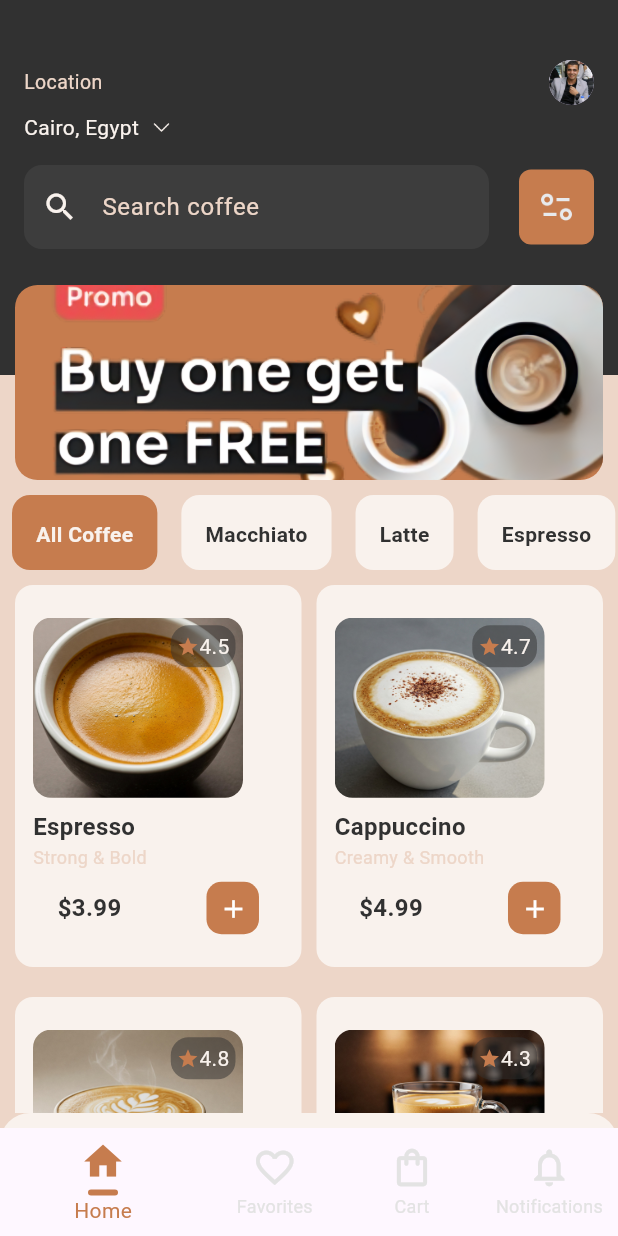
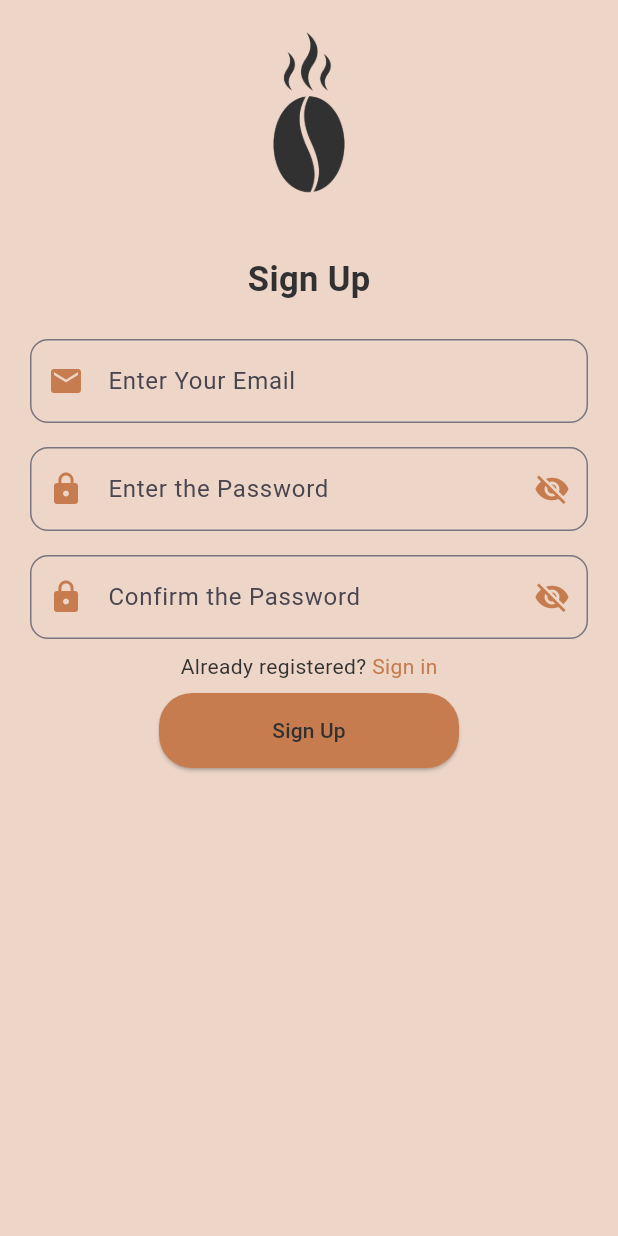
Before and after one commit to ab803/CoffeeApp, a Flutter app: the screen it shows after launch, on a phone screen of 412 x 824 dp. Run offline on Flutter 3.47's test engine with Material 3 defaults, Android fonts, the phone set to English and light mode, and no system bars; our stand-ins replace firebase_auth, firebase_core; accounts and stored records are empty.

Commit message:
Finsh app and add Signup and signin

```diff
--- /dev/null
+++ b/lib/Screens/SignUp.dart
@@ -0,0 +1,218 @@
+import 'package:firebase_auth/firebase_auth.dart';
+import 'package:flutter/material.dart';
+import 'package:task2/Screens/SignIn.dart';
+
+class SignUp extends StatefulWidget {
+  @override
+  State<SignUp> createState() => _SignUpState();
+}
+
+class _SignUpState extends State<SignUp> {
+  final formKey = GlobalKey<FormState>();
+  final TextEditingController emailController = TextEditingController();
+  final TextEditingController passwordController = TextEditingController();
+  final TextEditingController passwordConfirmController = TextEditingController();
+
+  bool isLoading = false;
+  bool isObscuredPassword = true;
+  bool isObscuredConfirm = true;
+
+  Future<void> signUpFirebase() async {
+    if (!formKey.currentState!.validate()) return;
+
+    setState(() => isLoading = true);
+
+    try {
+      await FirebaseAuth.instance.createUserWithEmailAndPassword(
+        email: emailController.text.trim(),
+        password: passwordController.text.trim(),
+      );
+
+      ScaffoldMessenger.of(context).showSnackBar(
+        SnackBar(
+          content: Text("Signup Successful!"),
+          backgroundColor: Color(0xFFC67C4E),
+        ),
+      );
+
+      Navigator.push(
+        context,
+        MaterialPageRoute(builder: (context) => Signin()),
+      );
+
+    } on FirebaseAuthException catch (e) {
+      String message = "An error occurred, please try again";
+      if (e.code == "email-already-in-use") {
+        message = "This email is already registered";
+      } else if (e.code == 'weak-password') {
+        message = "Password must be at least 6 characters";
+      } else if (e.code == 'invalid-email') {
+        message = "Enter a valid email address";
+      } else if (e.code == 'network-request-failed') {
+        message = "Check your internet connection and try again";
+      }
+
+      ScaffoldMessenger.of(context).showSnackBar(SnackBar(content: Text(message)));
+    } finally {
+      setState(() => isLoading = false);
+    }
+  }
+
+  @override
+  Widget build(BuildContext context) {
+    return Scaffold(
+      backgroundColor: Color(0xffEDD6C8),
+      body: SingleChildScrollView(
+        child: Center(
+          child: Column(
+            crossAxisAlignment: CrossAxisAlignment.center,
+            children: [
+              Image.asset(
+                "assets/images/Coffee Icon.png",
+                width: 200,
+                height: 150,
+                color: Color(0xff313131),
+              ),
+              SizedBox(height: 20),
+              Text(
+                "Sign Up",
+                style: TextStyle(color: Color(0xff313131), fontSize: 23, fontWeight: FontWeight.bold),
+              ),
+              SizedBox(height: 15),
+
+              Form(
+                key: formKey,
+                child: Column(
+                  children: [
+                    // Email Field
+                    Padding(
+                      padding: const EdgeInsets.symmetric(horizontal: 20, vertical: 8),
+                      child: TextFormField(
+                        controller: emailController,
+                        keyboardType: TextInputType.emailAddress,
+                        decoration: InputDecoration(
+                          prefixIcon: Icon(Icons.email, color: Color(0xFFC67C4E)),
+                          labelText: "Enter Your Email",
+                          border: OutlineInputBorder(borderRadius: BorderRadius.circular(12)),
+                          focusedBorder: OutlineInputBorder(
+                            borderRadius: BorderRadius.circular(12),
+                            borderSide: BorderSide(color: Color(0xFFC67C4E), width: 2.5),
+                          ),
+                        ),
+                        validator: (value) {
+                          if (value == null || value.isEmpty) return "Enter an email";
+                          if (!RegExp(r'^[^@]+@[^@]+\.[^@]+').hasMatch(value)) return "Enter a valid email";
+                          return null;
+                        },
+                      ),
+                    ),
+
+                    // Password Field
+                    Padding(
+                      padding: const EdgeInsets.symmetric(horizontal: 20.0, vertical: 8),
+                      child: TextFormField(
+                        obscureText: isObscuredPassword,
+                        controller: passwordController,
+                        keyboardType: TextInputType.visiblePassword,
+                        decoration: InputDecoration(
+                          prefixIcon: Icon(Icons.lock, color: Color(0xFFC67C4E)),
+                          labelText: "Enter the Password",
+                          border: OutlineInputBorder(borderRadius: BorderRadius.circular(12)),
+                          focusedBorder: OutlineInputBorder(
+                            borderRadius: BorderRadius.circular(12),
+                            borderSide: BorderSide(color: Color(0xFFC67C4E), width: 2.5),
+                          ),
+                          suffixIcon: IconButton(
+                            icon: Icon(
+                              isObscuredPassword ? Icons.visibility_off : Icons.visibility,
+                              color: Color(0xFFC67C4E),
+                            ),
+                            onPressed: () {
+                              setState(() => isObscuredPassword = !isObscuredPassword);
+                            },
+                          ),
+                        ),
+                        validator: (value) {
+                          if (value == null || value.isEmpty) return "Enter your password";
+                          if (value.length < 8) return "Password must be at least 8 characters";
+                          if (!RegExp(r'^(?=.*[A-Z])(?=.*[a-z])(?=.*\d)(?=.*[@$!%*?&])[A-Za-z\d@$!%*?&]{8,}$')
+                              .hasMatch(value)) {
+                            return "Include uppercase, lowercase, number & special character";
+                          }
+                          return null;
+                        },
+                      ),
+                    ),
+
+                    // Confirm Password Field
+                    Padding(
+                      padding: const EdgeInsets.symmetric(horizontal: 20, vertical: 8),
+                      child: TextFormField(
+                        obscureText: isObscuredConfirm,
+                        controller: passwordConfirmController,
+                        keyboardType: TextInputType.visiblePassword,
+                        decoration: InputDecoration(
+                          prefixIcon: Icon(Icons.lock, color: Color(0xFFC67C4E)),
+                          labelText: "Confirm the Password",
+                          border: OutlineInputBorder(borderRadius: BorderRadius.circular(12)),
+                          focusedBorder: OutlineInputBorder(
+                            borderRadius: BorderRadius.circular(12),
+                            borderSide: BorderSide(color: Color(0xFFC67C4E), width: 2.5),
+                          ),
+                          suffixIcon: IconButton(
+                            icon: Icon(
+                              isObscuredConfirm ? Icons.visibility_off : Icons.visibility,
+                              color: Color(0xFFC67C4E),
+                            ),
+                            onPressed: () {
+                              setState(() => isObscuredConfirm = !isObscuredConfirm);
+                            },
+                          ),
+                        ),
+                        validator: (value) {
+                          if (value == null || value.isEmpty) return "Confirm your password";
+                          if (value != passwordController.text) return "Passwords do not match";
+                          return null;
+                        },
+                      ),
+                    ),
+                  ],
+                ),
+              ),
+
+              Row(
+                mainAxisAlignment: MainAxisAlignment.center,
+                children: [
+                  Text("Already registered? ", style: TextStyle(color: Color(0xff313131))),
+                  GestureDetector(
+                    onTap: () => Navigator.push(
+                      context,
+                      MaterialPageRoute(builder: (context) => Signin()),
+                    ),
+                    child: Text("Sign in", style: TextStyle(color: Color(0xFFC67C4E))),
+                  ),
+                ],
+              ),
+
+              isLoading
+                  ? CircularProgressIndicator(color: Color(0xFFC67C4E))
+                  : Padding(
+                padding: const EdgeInsets.all(8.0),
+                child: ElevatedButton(
+                  style: ElevatedButton.styleFrom(
+                    backgroundColor: Color(0xFFC67C4E),
+                    shape: RoundedRectangleBorder(borderRadius: BorderRadius.circular(22)),
+                    minimumSize: Size(200, 50),
+                  ),
+                  onPressed: signUpFirebase,
+                  child: Text("Sign Up", style: TextStyle(color: Color(0xff313131))),
+                ),
+              ),
+              SizedBox(height: 20),
+            ],
+          ),
+        ),
+      ),
+    );
+  }
+}
--- a/lib/Screens/Widgets/ItemCard.dart
+++ b/lib/Screens/Widgets/ItemCard.dart
@@ -110,7 +110,7 @@ class ItemCard extends StatelessWidget {
                 ),
                 child: IconButton(
                   onPressed: onAdd, // Call function when clicked
-                  icon: Icon(Icons.add, size: 20, color: Colors.white),
+                  icon: Icon(Icons.add, size: 20, color: Color(0xffF9F2ED)),
                 ),
               ),
             ],
--- a/lib/main.dart
+++ b/lib/main.dart
@@ -1,7 +1,11 @@
+import 'package:firebase_core/firebase_core.dart';
 import 'package:flutter/material.dart';
 import 'package:task2/Screens/HomeScreen.dart';
+import 'package:task2/Screens/SignUp.dart';
 
-void main() {
+void main()async {
+  WidgetsFlutterBinding.ensureInitialized(); // Ensures Flutter is initialized
+  await Firebase.initializeApp(); // Initialize Firebase
   runApp(const task2());
 }
 
@@ -13,7 +17,7 @@ class task2 extends StatelessWidget {
   Widget build(BuildContext context) {
     return MaterialApp(
       debugShowCheckedModeBanner: false,
-       home: HomeScreen(),
+       home: SignUp(),
     );
   }
 }
--- a/pubspec.yaml
+++ b/pubspec.yaml
@@ -28,6 +28,8 @@ environment:
 # the latest version available on pub.dev. To see which dependencies have newer
 # versions available, run `flutter pub outdated`.
 dependencies:
+  firebase_auth: ^5.5.1
+  firebase_core: ^3.12.1
   flutter:
     sdk: flutter
 
```
Also changed, not shown: lib/Screens/HomeScreen.dart (+45 -8 lines), lib/Screens/SignIn.dart (added, +198 -0 lines), lib/Screens/Widgets/header.dart (+12 -3 lines), assets/images/Coffee Icon.png (added), assets/images/coffee person.jpeg (added), firebase.json (added), lib/firebase_options.dart (added), pubspec.lock, 6 other files.
